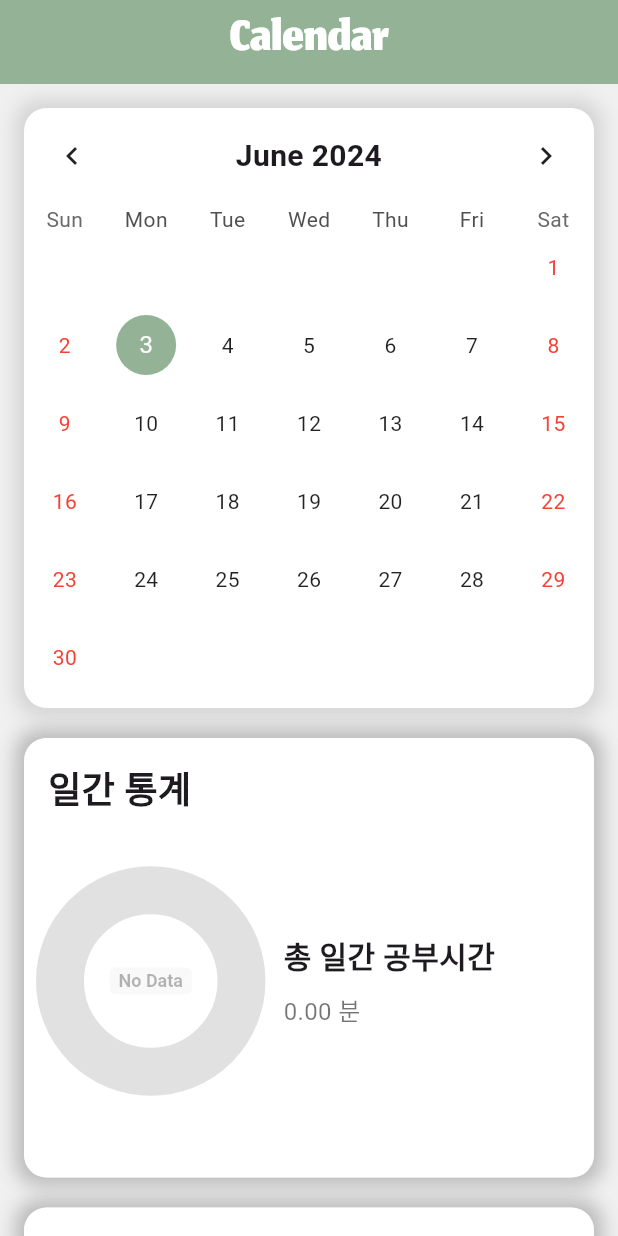
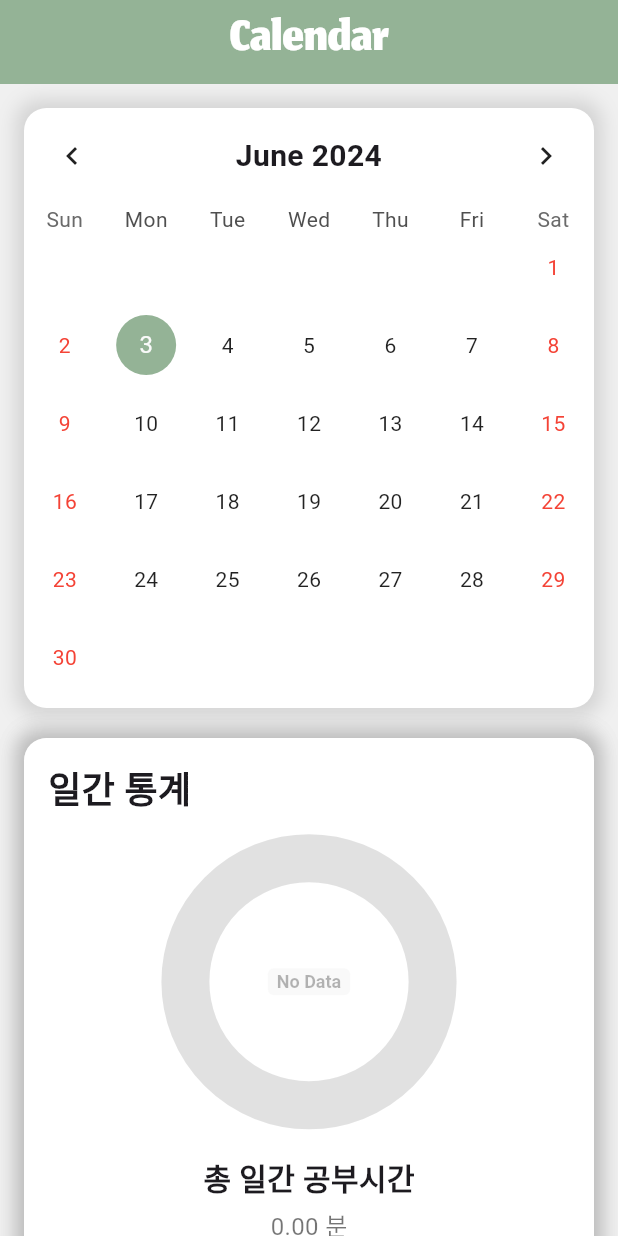
Before and after one commit to ahhyeony/KaeDoo, a Flutter app: the CalendarFragment screen opened directly, on a phone screen of 412 x 824 dp. Run offline on Flutter 3.47's test engine with Material 3 defaults, Android fonts, the phone set to English and light mode, and no system bars; drawn by our look-alikes of pie_chart, table_calendar; our stand-ins replace camera, dio, easy_localization, eva_icons_flutter, flutter_cache_manager, flutter_svg and 7 more; missing offline and left inert: google_ml_kit, google_mlkit_face_detection, keyboard_utils_fork, mysql_client, nav; accounts and stored records are empty.

Commit message:
통계그래프수정

```diff
--- a/lib/common/widget/w_timedata.dart
+++ b/lib/common/widget/w_timedata.dart
@@ -62,20 +62,19 @@ class TimeDataWidget extends StatelessWidget {
           ),
           SizedBox(height: 5.0),
           SizedBox(
-            height: 220.0, // 그래프를 포함한 전체 높이를 더 크게 설정
-            child: Padding(
-              padding: const EdgeInsets.only(top: 10.0, bottom: 20.0), // 그래프 위아래에 패딩 추가
-              child: Row(
-                crossAxisAlignment: CrossAxisAlignment.center,
+            height: 280.0, // 그래프를 포함한 전체 높이를 더 크게 설정
+            child: Column(
               children: [
                 Expanded(
+                  child: Padding(
+                    padding: const EdgeInsets.only(top: 10.0, bottom: 10.0), // 그래프 위아래에 패딩 추가
                     child: dataMap.isEmpty
                         ? Opacity(
                       opacity: 0.3,
                       child: PieChart(
                         dataMap: {"No Data": 1},
                         chartType: ChartType.ring,
-                        chartRadius: MediaQuery.of(context).size.width / 3,
+                        chartRadius: MediaQuery.of(context).size.width / 2.5,
                         ringStrokeWidth: 32,
                         centerText: "No Data",
                         legendOptions: LegendOptions(
@@ -90,7 +89,7 @@ class TimeDataWidget extends StatelessWidget {
                         : PieChart(
                       dataMap: dataMap,
                       chartType: ChartType.ring,
-                      chartRadius: MediaQuery.of(context).size.width / 3,
+                      chartRadius: MediaQuery.of(context).size.width / 2.5,
                       ringStrokeWidth: 32,
                       centerText: "Study Time",
                       legendOptions: LegendOptions(
@@ -110,25 +109,18 @@ class TimeDataWidget extends StatelessWidget {
                       ),
                     ),
                   ),
-                  SizedBox(width: 20),
-                  Column(
-                    crossAxisAlignment: CrossAxisAlignment.start,
-                    mainAxisAlignment: MainAxisAlignment.center,
-                    children: [
+                ),
+                SizedBox(height: 10),
                 Text(
                   '총 일간 공부시간',
                   style: TextStyle(fontSize: 20.0, fontWeight: FontWeight.bold),
                 ),
-                      SizedBox(height: 10),
+                SizedBox(height: 5),
                 Text(
                   '${totalStudyTime.toStringAsFixed(2)} 분',
                   style: TextStyle(fontSize: 16.0, color: Colors.black54),
                 ),
               ],
-                  ),
-                  SizedBox(width: 50),
-                ],
-              ),
             ),
           ),
         ],
```
Also changed, not shown: 1 other file. Lines whose indentation alone changed are shown as unchanged.
